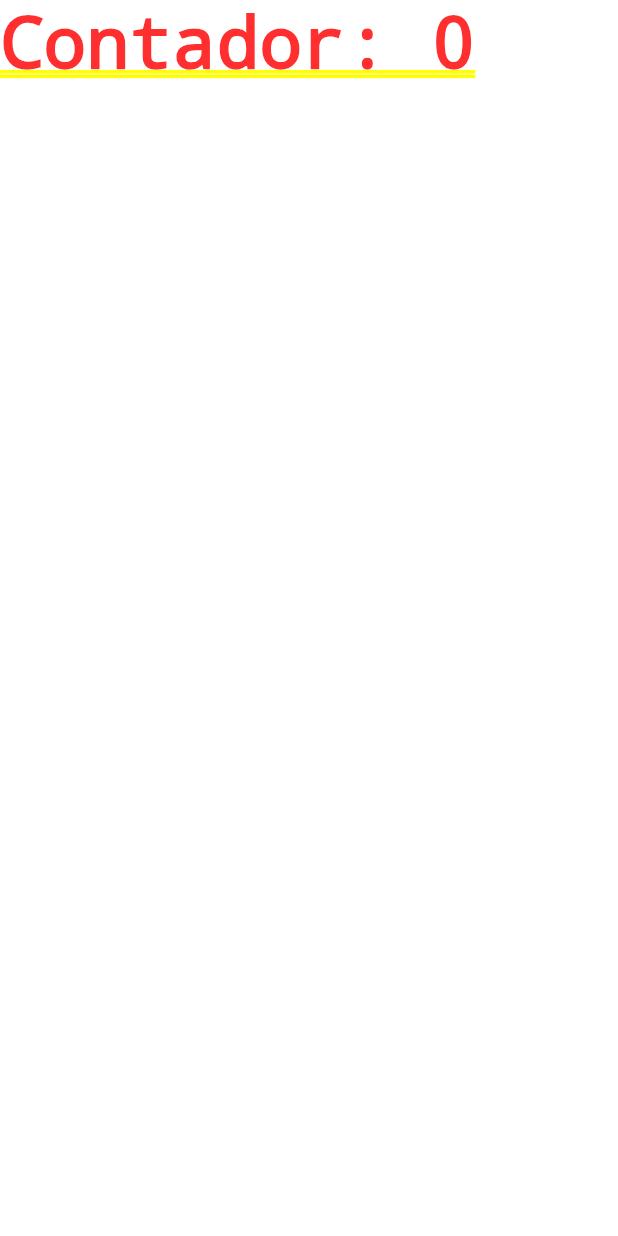
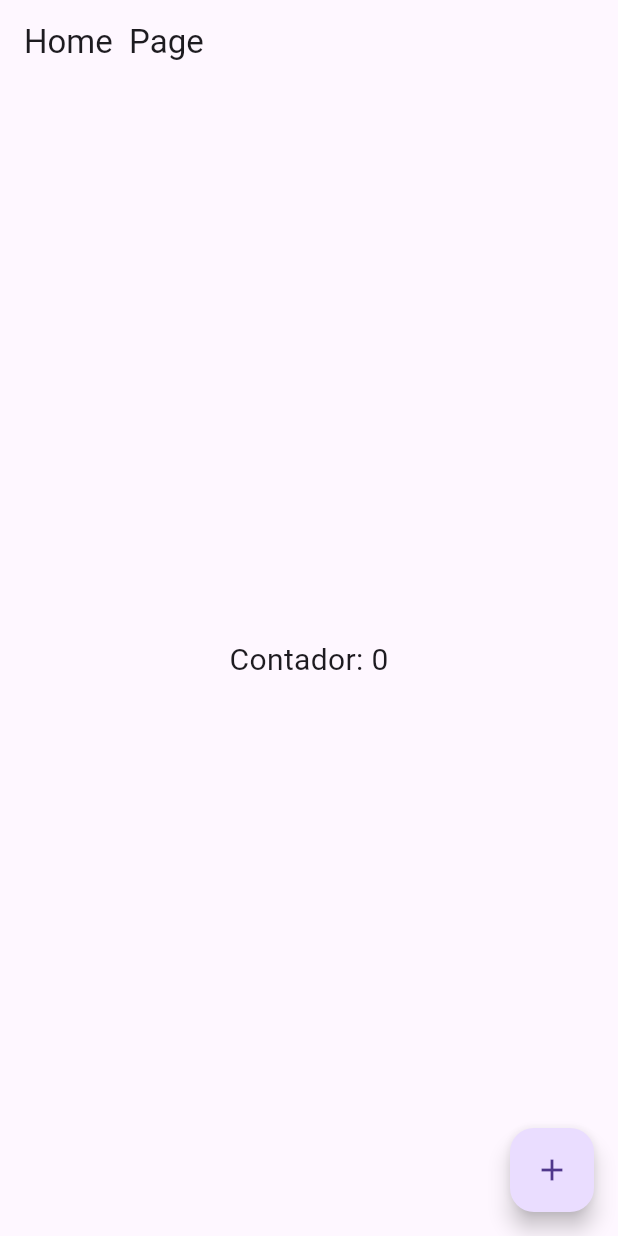
Before and after one commit to rhayonne/flutter_studies, a Flutter app: the screen it shows after launch, on a phone screen of 412 x 824 dp. Run offline on Flutter 3.47's test engine with Material 3 defaults, Android fonts, the phone set to English and light mode, and no system bars.

Commit message:
Botao para contador com scaffold

```diff
--- /dev/null
+++ b/hello_word/lib/app_widget.dart
@@ -0,0 +1,14 @@
+import 'package:flutter/material.dart';
+import 'package:hello_word/home_page.dart';
+
+class AppWidget extends StatelessWidget {
+  const AppWidget({super.key});
+
+  @override
+  Widget build(BuildContext context) {
+    return MaterialApp(
+      // theme: ThemeData(primarySwatch: Colors.red),
+      home: HomePage(),
+    );
+  }
+}
--- /dev/null
+++ b/hello_word/lib/home_page.dart
@@ -0,0 +1,40 @@
+import 'package:flutter/material.dart';
+
+class HomePage extends StatefulWidget {
+  const HomePage({super.key});
+
+  @override
+  State<StatefulWidget> createState() {
+    return HomePageStates();
+  }
+}
+
+class HomePageStates extends State<HomePage> {
+  @override
+  int counter = 0;
+
+  Widget build(BuildContext context) {
+    return Scaffold(
+      appBar: AppBar(title: Text('Home  Page')),
+
+      body: Center(
+        child: GestureDetector(
+          child: Text('Contador: $counter', style: TextStyle(fontSize: 20)),
+          onTap: () {
+            setState(() {
+              counter++;
+            });
+          },
+        ),
+      ),
+      floatingActionButton: FloatingActionButton(
+        child: Icon(Icons.add),
+        onPressed: () {
+          setState(() {
+            counter++;
+          });
+        },
+      ),
+    );
+  }
+}
--- a/hello_word/lib/main.dart
+++ b/hello_word/lib/main.dart
@@ -1,47 +1,9 @@
 import 'package:flutter/material.dart';
+import 'package:hello_word/app_widget.dart';
 
 void main() {
-  runApp(AppWidget(title: 'Teste de flutter'));
+  runApp(AppWidget());
 }
 
-class AppWidget extends StatelessWidget {
-  final String title;
-
-  const AppWidget({super.key, required this.title});
-
-  @override
-  Widget build(BuildContext context) {
-    return MaterialApp(
-      theme: ThemeData(primarySwatch: Colors.red),
-      home: HomePage(),
-    );
-  }
-}
 
 //
-class HomePage extends StatefulWidget {
-  const HomePage({super.key});
-
-  @override
-  State<StatefulWidget> createState() {
-    return HomePageStates();
-  }
-}
-
-class HomePageStates extends State<HomePage> {
-  @override
-  int counter = 0;
-
-  Widget build(BuildContext context) {
-    return Container(
-      child: GestureDetector(
-        child: Text('Contador: $counter'),
-        onTap: () {
-          setState(() {
-            counter++;
-          });
-        },
-      ),
-    );
-  }
-}
```
